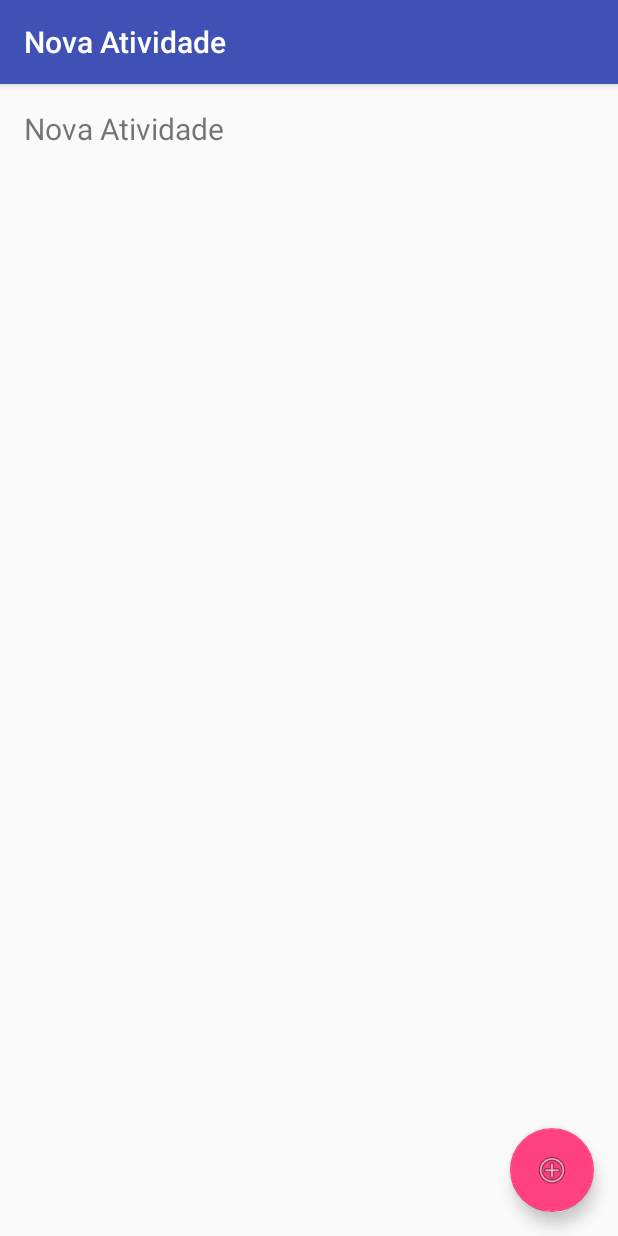
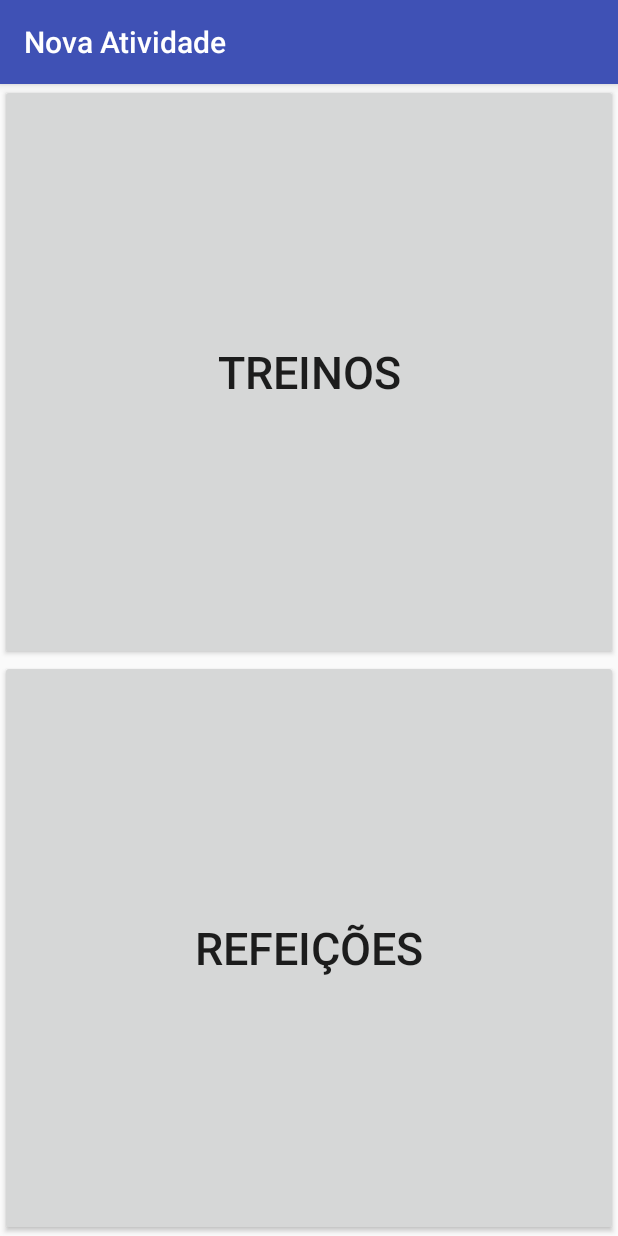
Before and after one commit to ArturFranco/FILS, an Android app: the NovaAtividade screen opened directly, with no data from a screen before it, on a phone screen of 412 x 824 dp. Run offline under Robolectric (Android 15) with nearby library versions, the phone set to English and light mode, and no system bars; our stand-ins replace Firebase (no records; nobody signed in at launch, a user with empty details on screens opened directly).

Commit message:
- Modificação da tela de nova atividades - Adição da tela de Treinos (Com listagem de treinos cadastrados) - Adição da tela de Refeições - Adição de comentários no código

```diff
--- a/app/src/main/AndroidManifest.xml
+++ b/app/src/main/AndroidManifest.xml
@@ -22,6 +22,10 @@
             android:label="@string/nova_atividade"/>
         <activity android:name=".Historico"
             android:label="Histórico"/>
+        <activity android:name=".NovoTreino"
+            android:label="Treinos"/>
+        <activity android:name=".NovaRefeicao"
+            android:label="Refeições"/>
     </application>
 
 </manifest>
--- a/app/src/main/java/com/example/gabriel/fils/NovaAtividade.java
+++ b/app/src/main/java/com/example/gabriel/fils/NovaAtividade.java
@@ -1,61 +1,68 @@
 package com.example.gabriel.fils;
 
+import android.content.Intent;
 import android.os.Bundle;
 import android.provider.Settings;
 import android.support.design.widget.FloatingActionButton;
 import android.support.design.widget.Snackbar;
 import android.support.v7.app.AppCompatActivity;
 import android.view.View;
+import android.widget.ArrayAdapter;
+import android.widget.Button;
+import android.widget.ListView;
 import android.widget.TextView;
 
+import com.google.firebase.database.DataSnapshot;
 import com.google.firebase.database.DatabaseError;
 import com.google.firebase.database.DatabaseReference;
 import com.google.firebase.database.FirebaseDatabase;
 import com.google.firebase.database.ValueEventListener;
 
+import java.util.ArrayList;
+import java.util.HashMap;
+import java.util.Iterator;
+import java.util.List;
+import java.util.Map;
+
+
 /**
  * Created by Gabriel on 28/10/2016.
+ *
+ * Tela para adicionar nova atividade realizada
  */
 public class NovaAtividade extends AppCompatActivity{
-    private DatabaseReference mFirebaseDatabaseReference;
 
     @Override
     protected void onCreate(Bundle savedInstanceState) {
         super.onCreate(savedInstanceState);
         setContentView(R.layout.nova_atividade_main);
-    /*    Toolbar toolbar = (Toolbar) findViewById(R.id.toolbar);
-        setSupportActionBar(toolbar);*/
-        mFirebaseDatabaseReference = FirebaseDatabase.getInstance().getReference();
 
-        FloatingActionButton fab = (FloatingActionButton) findViewById(R.id.addFloatButton);
-        fab.setOnClickListener(new View.OnClickListener() {
+        //Quando clica em Treinos, troca para a tela de treinos
+        Button treinoButton = (Button) findViewById(R.id.treinoButton);
+        treinoButton.setOnClickListener(new View.OnClickListener() {
             @Override
             public void onClick(View view) {
-                Snackbar.make(view, "Replace with your own action", Snackbar.LENGTH_LONG)
-                        .setAction("Action", null).show();
+                Intent intent = new Intent(NovaAtividade.this, NovoTreino.class);
+                startActivity(intent);
             }
         });
 
+        //Quando clica em Refeições, troca para a tela de refeições
+        Button refeicaoButton = (Button) findViewById(R.id.refeicaoButton);
+        refeicaoButton.setOnClickListener(new View.OnClickListener() {
+            @Override
+            public void onClick(View view) {
+                Intent intent = new Intent(NovaAtividade.this, NovaRefeicao.class);
+                startActivity(intent);
+            }
+        });
 
     }
 
     @Override
     protected void onStart() {
         super.onStart();
-        mFirebaseDatabaseReference.child("message").addListenerForSingleValueEvent(new ValueEventListener() {
-            @Override
-            public void onDataChange(com.google.firebase.database.DataSnapshot dataSnapshot) {
-                TextView textView = (TextView) findViewById(R.id.novotexto);
-                textView.setText(dataSnapshot.getValue().toString());
-            }
+//
+    }
 
-            @Override
-            public void onCancelled(DatabaseError databaseError) {
-
-            }
-        });
-
-        String key = mFirebaseDatabaseReference.child("Treinos").push().getKey();
-        mFirebaseDatabaseReference.child("Treinos").child(key).setValue("Treino novo");
-    }
 }
--- a/app/src/main/res/layout/nova_atividade_main.xml
+++ b/app/src/main/res/layout/nova_atividade_main.xml
@@ -7,24 +7,19 @@
         android:layout_height="match_parent"
         android:orientation="vertical"
         android:layout_weight="1">
-        <TextView
+        <Button
             android:layout_width="match_parent"
-            android:layout_height="wrap_content"
-            android:id="@+id/novotexto"
-            android:text="Nova Atividade"
-            android:layout_margin="@dimen/fab_margin"
-            android:textSize="20dp" />
+            android:layout_height="match_parent"
+            android:text="Treinos"
+            android:textSize="30dp"
+            android:id="@+id/treinoButton"
+            android:layout_weight="1"/>
+        <Button
+            android:layout_width="match_parent"
+            android:layout_height="match_parent"
+            android:text="Refeições"
+            android:textSize="30dp"
+            android:id="@+id/refeicaoButton"
+            android:layout_weight="1"/>
     </LinearLayout>
-    <android.support.design.widget.FloatingActionButton
-        android:id="@+id/addFloatButton"
-        android:paddingBottom="@dimen/fab_margin"
-        android:layout_width="wrap_content"
-        android:layout_height="wrap_content"
-        android:layout_gravity="bottom|end"
-        android:layout_margin="@dimen/fab_margin"
-        android:src="@android:drawable/ic_menu_add"
-        android:layout_weight="1"/>
-
-
-
 </android.support.design.widget.CoordinatorLayout>
```
Also changed, not shown: app/src/main/java/com/example/gabriel/fils/MainActivity.java (+11 -1 lines), app/src/main/java/com/example/gabriel/fils/NovaRefeicao.java (added, +34 -0 lines), app/src/main/java/com/example/gabriel/fils/NovoTreino.java (added, +80 -0 lines), app/src/main/res/layout/nova_refeicao_main.xml (added, +39 -0 lines), app/src/main/res/layout/novo_treino_main.xml (added, +23 -0 lines).
